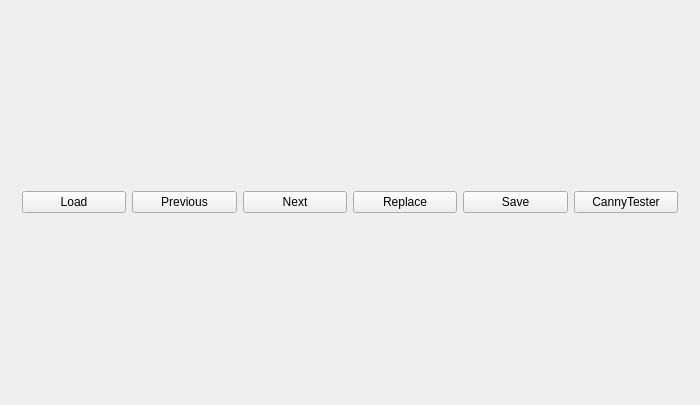
stupidPuppies/area_filling_opencv, file src/mainwindow.ui: the form before one commit.
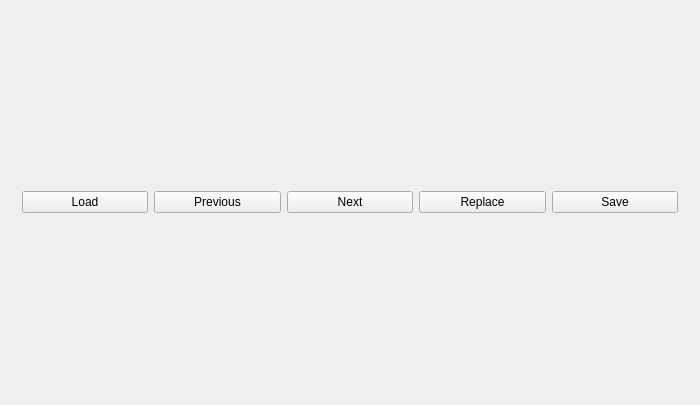
The form after the commit.

The edit to the form file:
```diff
--- a/src/mainwindow.ui
+++ b/src/mainwindow.ui
@@ -101,18 +101,6 @@
          </property>
         </widget>
        </item>
-       <item>
-        <widget class="QPushButton" name="pushButton">
-         <property name="font">
-          <font>
-           <family>Segoe UI</family>
-          </font>
-         </property>
-         <property name="text">
-          <string>CannyTester</string>
-         </property>
-        </widget>
-       </item>
       </layout>
      </widget>
     </item>
```
